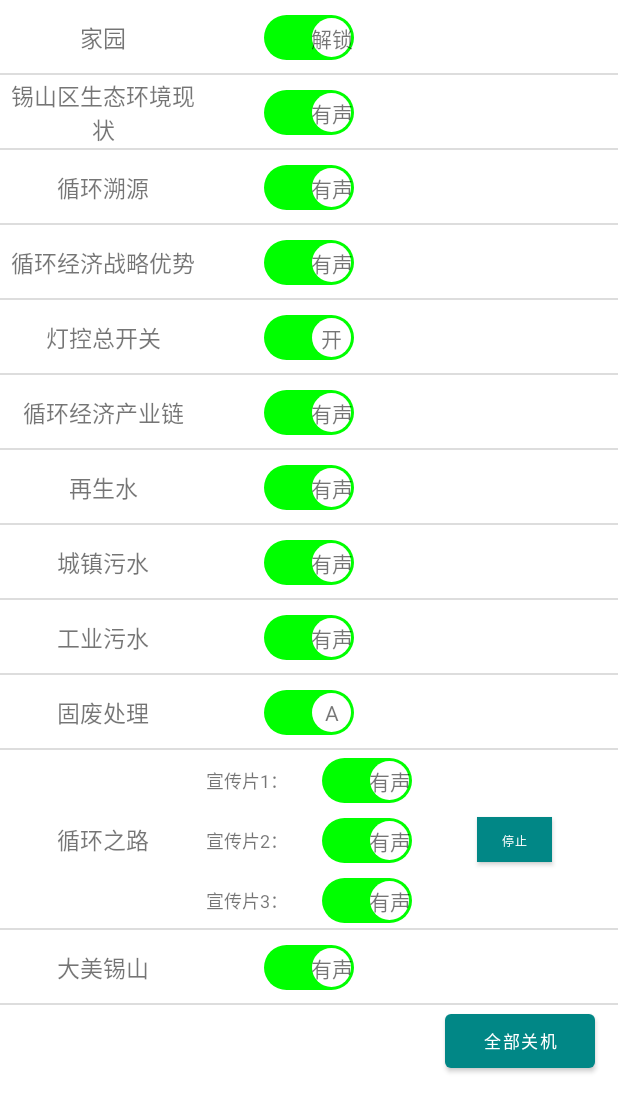
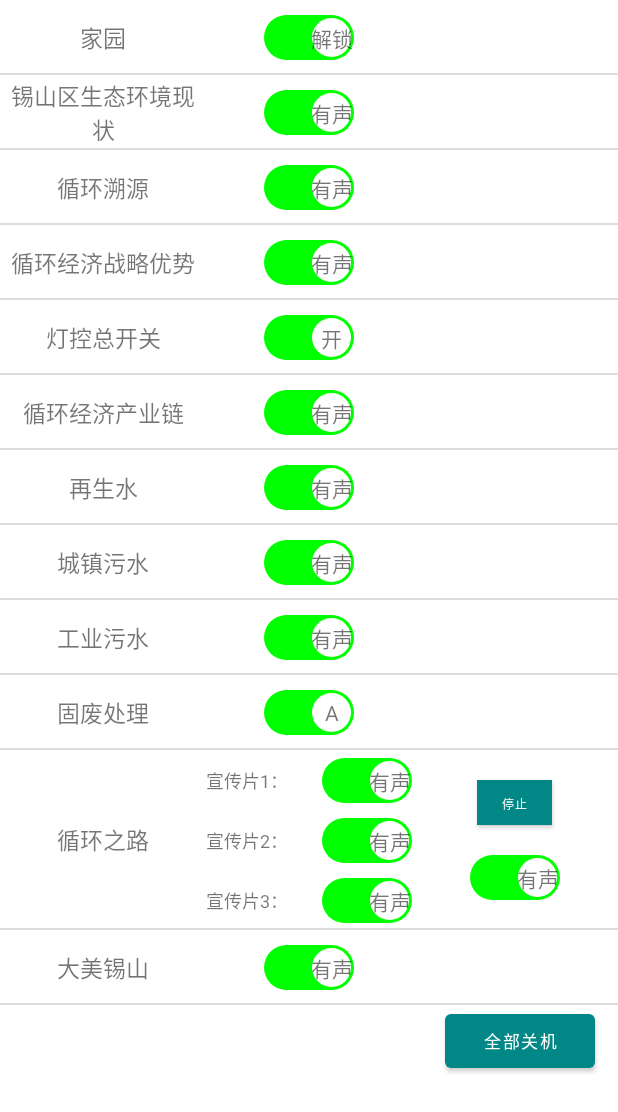
Before and after one commit to yc732758884/zhongkong, an Android app: the screen it shows after launch (MainActivity), on a phone screen of 412 x 824 dp. Shown: the top 1112 px of the screen. Run offline under Robolectric (Android 15) with nearby library versions, the phone set to English and light mode, and no system bars; our stand-ins replace RxJava; network calls fail; 2 statements that could not run were skipped.

Commit message:
1111111111111

```diff
--- a/app/src/main/java/com/shtt/zhongkong/MainActivity.kt
+++ b/app/src/main/java/com/shtt/zhongkong/MainActivity.kt
@@ -67,6 +67,7 @@ class MainActivity : AppCompatActivity() {
             nb.xhjj = json.xhjj
             nb.xhjjcyl = json.xhjjcyl
             nb.xhzl = json.xhzl
+            nb.home=json.home
 
 
         }
@@ -76,12 +77,12 @@ class MainActivity : AppCompatActivity() {
     fun initView() {
 
 
-        getControlChange("baseUrl")
+        getControlChange("home")
         sw_home.setColseText("锁定")
         sw_home.setOpenText("解锁")
         sw_home.setListener {
 
-            changeControlchange("baseUrl", it)
+            changeControlchange("home", it)
         }
 
 
@@ -204,6 +205,11 @@ class MainActivity : AppCompatActivity() {
 
         getCurrentVideo()
 
+        getXhzlProjectorShutterStatus("baseUrl")
+        sw_xhzl.setListener {
+            changeXhzlProjectorShutterStatus("baseUrl",it)
+        }
+
         sw_xc1.setListener {
             selectVideo(1, "xhzl")
 
@@ -217,9 +223,10 @@ class MainActivity : AppCompatActivity() {
             selectVideo(3, "xhzl")
 
         }
-        btn_xhzl.setOnClickListener {
-            shotdown("xhzl")
-        }
+//        btn_xhzl.setOnClickListener {
+//            shotdown("xhzl")
+//        }
+
         btn_stop.setOnClickListener {
             reset("xhzl")
         }
@@ -488,6 +495,36 @@ class MainActivity : AppCompatActivity() {
 
     }
 
+
+
+
+    fun getXhzlProjectorShutterStatus(head: String) {
+        NetWorkManager.getRequest().getXhzlProjectorShutterStatus(head)
+            .compose(SchedulerProvider.getInstance().applySchedulers())
+            .compose(ResponseTransformer.handleResult())
+            .subscribe({
+                sw_xhzl.setOpen(it.isStatus)
+            }, {
+                Toast.makeText(this, it.message, Toast.LENGTH_SHORT).show()
+            }).also { }
+    }
+
+
+    fun changeXhzlProjectorShutterStatus(head: String, c: Boolean) {
+
+        NetWorkManager.getRequest().changeXhzlProjectorShutterStatus(head, c)
+            .compose(SchedulerProvider.getInstance().applySchedulers())
+            .subscribe({
+                if (it.code==0){
+                    Toast.makeText(this, it.message, Toast.LENGTH_SHORT).show()
+                    sw_xhzl.setOpen(c)
+                }
+
+            }, {
+                Toast.makeText(this, it.message, Toast.LENGTH_SHORT).show()
+            }).also { }
+
+    }
     fun showProgressDialog() {
 
         dialog.show()
--- a/app/src/main/java/com/shtt/zhongkong/NetBean.java
+++ b/app/src/main/java/com/shtt/zhongkong/NetBean.java
@@ -23,6 +23,16 @@ public class NetBean {
     private  String gyws="http://192.168.1.10:9093/";
     private  String fgcl="http://192.168.1.11:9090/";
     private  String xhzl="http://192.168.1.8:9090/";
+    private   String  home="http://192.168.1.2:9090/";
+
+
+    public String getHome() {
+        return home;
+    }
+
+    public void setHome(String home) {
+        this.home = home;
+    }
 
     public String getXhzl() {
         return xhzl;
--- a/app/src/main/java/com/shtt/zhongkong/net/HttpRequest.java
+++ b/app/src/main/java/com/shtt/zhongkong/net/HttpRequest.java
@@ -79,7 +79,18 @@ public interface HttpRequest {
 
 
     //
-    @GET(" waveHandSwitch/getControlStatus")
+    @GET("waveHandSwitch/getControlStatus")
     Observable<BaseResponse<StatusBean>> getControlStatus( @Header("urlname") String head);
 
+
+    @GET("projector/changeXhzlProjectorShutterStatus")
+    Observable<BaseResponse<StatusBean>> changeXhzlProjectorShutterStatus( @Header("urlname") String head,@Query("isOpen") boolean control);
+
+
+
+    @GET("projector/getXhzlProjectorShutterStatus")
+    Observable<BaseResponse<StatusBean>> getXhzlProjectorShutterStatus( @Header("urlname") String head);
+
+
+
 }
--- a/app/src/main/java/com/shtt/zhongkong/net/NetWorkManager.java
+++ b/app/src/main/java/com/shtt/zhongkong/net/NetWorkManager.java
@@ -134,6 +134,10 @@ public class NetWorkManager {
                         newBaseUrl = HttpUrl.parse(nb.getXhzl());
                         break;
 
+                    case "home":
+                        newBaseUrl = HttpUrl.parse(nb.getHome());
+                        break;
+
                     default:
 
                         newBaseUrl = oldHttpUrl;
--- a/app/src/main/res/layout/activity_main.xml
+++ b/app/src/main/res/layout/activity_main.xml
@@ -724,6 +724,7 @@
                    android:layout_weight="1"
                    android:layout_width="0dp"
                    android:gravity="center"
+                   android:orientation="vertical"
                    android:layout_height="match_parent">
 
                    <Button
@@ -734,16 +735,13 @@
                        android:layout_width="50dp"
                        android:layout_height="30dp"/>
 
-                   <Button
-                       android:visibility="gone"
-                       android:layout_marginStart="10dp"
-                       android:id="@+id/btn_xhzl"
-                       android:text="关机"
-                       android:textSize="8sp"
-                       android:background="@color/teal_700"
-                       android:layout_width="50dp"
+                   <com.shtt.zhongkong.MySwitch
+                       android:visibility="visible"
+                       android:layout_marginTop="20dp"
+                       android:id="@+id/sw_xhzl"
+                       android:layout_width="wrap_content"
                        android:layout_height="30dp"
-                       android:layout_marginLeft="10dp" />
+                        />
 
 
                </LinearLayout>
@@ -909,6 +907,10 @@
 
 
 
+
+
+
+
                </androidx.constraintlayout.widget.ConstraintLayout>
 
                <LinearLayout
```
